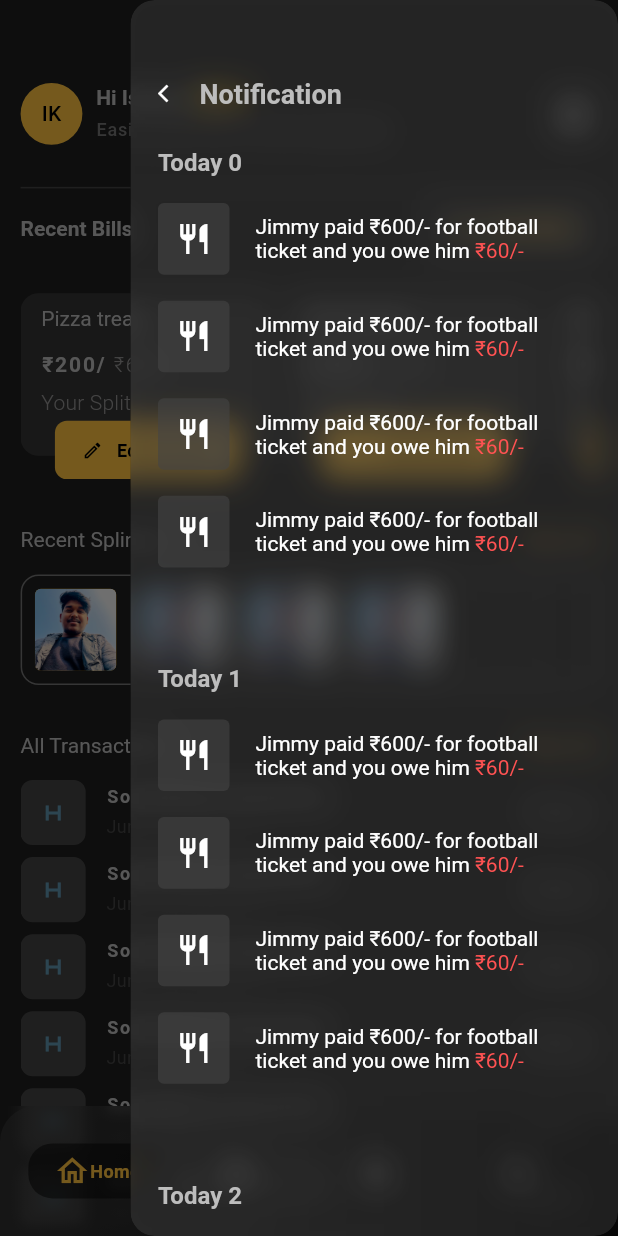
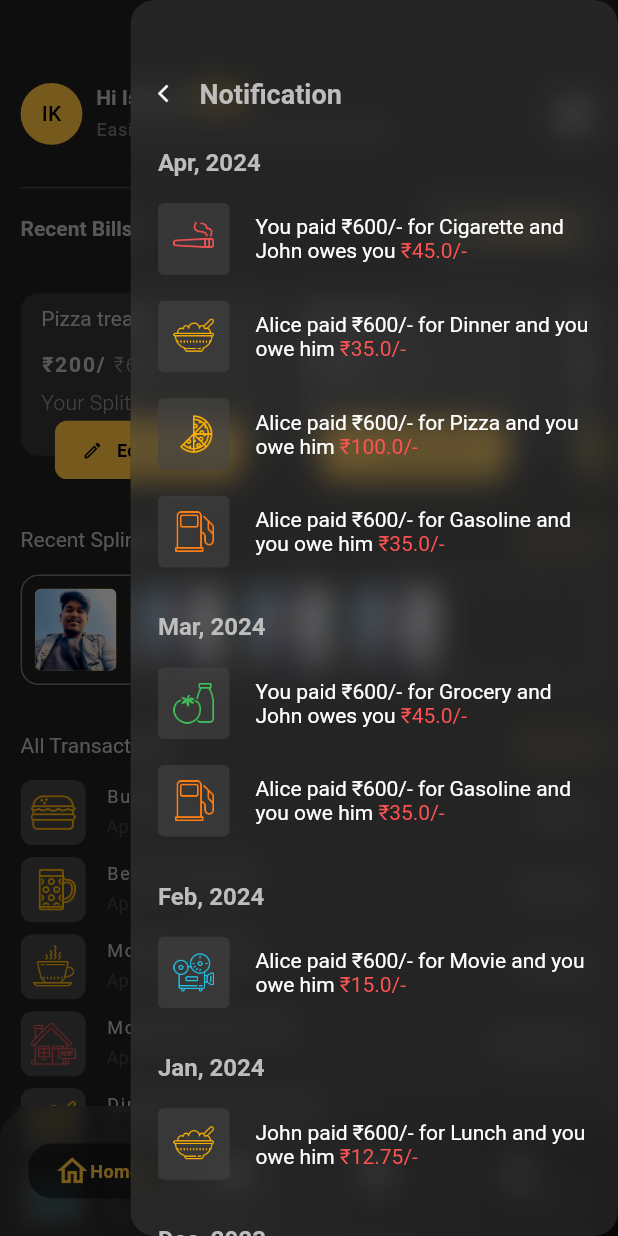
Before and after one commit to NextIshwar/fairshare, a Flutter app: the Home screen opened by its route, after a tap on the "notifications" icon, on a phone screen of 412 x 824 dp. Run offline on Flutter 3.47's test engine with Material 3 defaults, Android fonts, the phone set to English and light mode, and no system bars.

Commit message:
added mock data for home page all transactions and notification

```diff
--- a/fairshare/lib/common/widgets/custom_icon.dart
+++ b/fairshare/lib/common/widgets/custom_icon.dart
@@ -1,16 +1,17 @@
 import 'package:flutter/material.dart';
 
 class CustomIcon extends StatelessWidget {
-  final IconData icon;
+  final IconData? icon;
   final double? height, width;
   final void Function() onTap;
-  const CustomIcon({
-    super.key,
-    required this.icon,
-    this.height,
-    this.width,
-    required this.onTap,
-  });
+  final Widget? iconWidget;
+  const CustomIcon(
+      {super.key,
+      this.icon,
+      this.height,
+      this.width,
+      required this.onTap,
+      this.iconWidget});
 
   @override
   Widget build(BuildContext context) {
@@ -23,7 +24,7 @@ class CustomIcon extends StatelessWidget {
         decoration: BoxDecoration(
             color: Theme.of(context).dividerColor.withOpacity(0.6),
             borderRadius: BorderRadius.circular(4)),
-        child: Icon(icon),
+        child: iconWidget ?? Icon(icon),
       ),
     );
   }
--- a/fairshare/lib/friends/friends.dart
+++ b/fairshare/lib/friends/friends.dart
@@ -1,4 +1,7 @@
+import 'dart:math';
+
 import 'package:fairshare/common/constants.dart';
+import 'package:fairshare/common/icon_images.dart';
 import 'package:fairshare/common/widgets/custom_icon.dart';
 import 'package:fairshare/common/widgets/toggle_switch.dart';
 import 'package:fairshare/friends/friends_card.dart';
@@ -133,6 +136,7 @@ class _GroupListState extends State<GroupList> {
 
   @override
   Widget build(BuildContext context) {
+    final rng = Random();
     return Column(
       children: [
         Row(
@@ -189,7 +193,8 @@ class _GroupListState extends State<GroupList> {
                               Row(
                                 children: [
                                   AnimatedContainer(
-                                    duration: const Duration(milliseconds: 500),
+                                      duration:
+                                          const Duration(milliseconds: 500),
                                       height: 62.toMobileHeight,
                                       width: 52.toMobileHeight,
                                       decoration: BoxDecoration(
@@ -197,11 +202,12 @@ class _GroupListState extends State<GroupList> {
                                         color: Theme.of(context).dividerColor,
                                       ),
                                       alignment: Alignment.center,
-                                    child: const Icon(
-                                      Icons.h_mobiledata,
-                                      color: Color.fromARGB(255, 96, 150, 177),
-                                    ),
-                                  ),
+                                      child: Image.asset(
+                                        IconImages.images[rng
+                                            .nextInt(IconImages.images.length)],
+                                        height: 40,
+                                        width: 40,
+                                      )),
                                   SizedBox(
                                     width: 8.toMobileWidth,
                                   ),
--- /dev/null
+++ b/fairshare/lib/home/model/all_transaction_model.dart
@@ -0,0 +1,149 @@
+import 'package:fairshare/common/icon_images.dart';
+
+class AllTransactionModel {
+  List<Transactions>? allTransactions;
+
+  AllTransactionModel({this.allTransactions});
+
+  AllTransactionModel.fromJson(Map<String, dynamic> json) {
+    if (json['allTransactions'] != null) {
+      allTransactions = <Transactions>[];
+      json['allTransactions'].forEach((v) {
+        allTransactions!.add(Transactions.fromJson(v));
+      });
+    }
+  }
+}
+
+class Transactions {
+  String? transactionMessage;
+  String? dateTime;
+  double? amount;
+  String? picture;
+
+  Transactions(
+      {this.transactionMessage, this.dateTime, this.amount, this.picture});
+
+  Transactions.fromJson(Map<String, dynamic> json) {
+    transactionMessage = json['transactionMessage'];
+    dateTime = json['dateTime'];
+    amount = json['amount'];
+    picture = json['picture'];
+  }
+
+  Map<String, dynamic> toJson() {
+    final Map<String, dynamic> data = {};
+    data['transactionMessage'] = transactionMessage;
+    data['dateTime'] = dateTime;
+    data['amount'] = amount;
+    data['picture'] = picture;
+    return data;
+  }
+}
+
+Map<String, dynamic> dummyallTransactions = {
+  "allTransactions": [
+    {
+      "transactionMessage": "Burger",
+      "dateTime": "2024-04-04T12:15:00",
+      "amount": 8.50,
+      "picture": IconImages.burger
+    },
+    {
+      "transactionMessage": "Beer at the pub",
+      "dateTime": "2024-04-03T20:00:00",
+      "amount": 6.75,
+      "picture": IconImages.beerMug
+    },
+    {
+      "transactionMessage": "Morning coffee",
+      "dateTime": "2024-04-02T08:30:00",
+      "amount": 3.25,
+      "picture": IconImages.coffee
+    },
+    {
+      "transactionMessage": "Monthly house rent",
+      "dateTime": "2024-04-01T00:00:00",
+      "amount": 1200.00,
+      "picture": IconImages.houseRent
+    },
+    {
+      "transactionMessage": "Dinner at a restaurant",
+      "dateTime": "2024-03-30T19:00:00",
+      "amount": 45.00,
+      "picture": IconImages.meal
+    },
+    {
+      "transactionMessage": "Movie tickets",
+      "dateTime": "2024-03-29T15:30:00",
+      "amount": 25.50,
+      "picture": IconImages.movie
+    },
+    {
+      "transactionMessage": "Swimming pool entry fee",
+      "dateTime": "2024-03-28T13:00:00",
+      "amount": 10.00,
+      "picture": IconImages.swimming
+    },
+    {
+      "transactionMessage": "Concert tickets",
+      "dateTime": "2024-03-27T17:00:00",
+      "amount": 60.00,
+      "picture": IconImages.tickets
+    },
+    {
+      "transactionMessage": "Beach vacation expenses",
+      "dateTime": "2024-03-26T11:00:00",
+      "amount": 150.00,
+      "picture": IconImages.beach
+    },
+    {
+      "transactionMessage": "Monthly utility bill",
+      "dateTime": "2024-03-25T00:00:00",
+      "amount": 85.00,
+      "picture": IconImages.bill
+    },
+    {
+      "transactionMessage": "WiFi subscription",
+      "dateTime": "2024-03-24T10:30:00",
+      "amount": 30.00,
+      "picture": IconImages.wifi
+    },
+    {
+      "transactionMessage": "Noodles for dinner",
+      "dateTime": "2024-03-23T20:00:00",
+      "amount": 9.50,
+      "picture": IconImages.noodles
+    },
+    {
+      "transactionMessage": "Pizza delivery",
+      "dateTime": "2024-03-22T19:00:00",
+      "amount": 12.99,
+      "picture": IconImages.pizza
+    },
+    {
+      "transactionMessage": "Weekly grocery shopping",
+      "dateTime": "2024-03-21T16:00:00",
+      "amount": 65.00,
+      "picture": IconImages.grocery
+    },
+    {
+      "transactionMessage": "Cigarette pack",
+      "dateTime": "2024-03-20T08:00:00",
+      "amount": 7.50,
+      "picture": IconImages.cigarette
+    },
+    {
+      "transactionMessage": "Clothing shopping",
+      "dateTime": "2024-03-19T14:30:00",
+      "amount": 120.00,
+      "picture": IconImages.shopping
+    },
+    {
+      "transactionMessage": "Petrol refill",
+      "dateTime": "2024-03-18T13:45:00",
+      "amount": 45.00,
+      "picture": IconImages.petrol
+    }
+  ]
+};
--- /dev/null
+++ b/fairshare/lib/home/model/notification_model.dart
@@ -0,0 +1,227 @@
+import 'package:fairshare/common/icon_images.dart';
+
+class AllNotification {
+  List<Notification>? notification;
+
+  AllNotification({this.notification});
+
+  AllNotification.fromJson(Map<String, dynamic> json) {
+    if (json['notification'] != null) {
+      notification = <Notification>[];
+      json['notification'].forEach((v) {
+        notification!.add(Notification.fromJson(v));
+      });
+    }
+  }
+
+  Map<String, dynamic> toJson() {
+    final Map<String, dynamic> data = {};
+    if (notification != null) {
+      data['notification'] = notification!.map((v) => v.toJson()).toList();
+    }
+    return data;
+  }
+}
+
+class Notification {
+  String? dateTime;
+  List<AllTransactions>? allTransactions;
+
+  Notification({this.dateTime, this.allTransactions});
+
+  Notification.fromJson(Map<String, dynamic> json) {
+    dateTime = json['dateTime'];
+    if (json['allTransactions'] != null) {
+      allTransactions = <AllTransactions>[];
+      json['allTransactions'].forEach((v) {
+        allTransactions!.add(AllTransactions.fromJson(v));
+      });
+    }
+  }
+
+  Map<String, dynamic> toJson() {
+    final Map<String, dynamic> data = {};
+    data['dateTime'] = dateTime;
+    if (allTransactions != null) {
+      data['allTransactions'] =
+          allTransactions!.map((v) => v.toJson()).toList();
+    }
+    return data;
+  }
+}
+
+class AllTransactions {
+  String? transactionMessage;
+  String? dateTime;
+  double? amount;
+  String? picture;
+  String? whoPaid;
+  String? whoOwe;
+  double? dueAmount;
+
+  AllTransactions({
+    this.transactionMessage,
+    this.dateTime,
+    this.amount,
+    this.picture,
+    this.dueAmount,
+    this.whoOwe,
+    this.whoPaid,
+  });
+
+  AllTransactions.fromJson(Map<String, dynamic> json) {
+    transactionMessage = json['notificationMessage'];
+    dateTime = json['dateTime'];
+    amount = json['amount'];
+    picture = json['picture'];
+    whoPaid = json["whoPaid"];
+    whoOwe = json["whoOwe"];
+    dueAmount = json["dueAmount"];
+  }
+
+  Map<String, dynamic> toJson() {
+    final Map<String, dynamic> data = {};
+    data['notificationMessage'] = transactionMessage;
+    data['dateTime'] = dateTime;
+    data['amount'] = amount;
+    data['picture'] = picture;
+    data["whoPaid"] = whoPaid;
+    data["whoOwe"] = whoOwe;
+    data["dueAmount"] = dueAmount;
+    return data;
+  }
+}
+
+final Map<String, dynamic> dummyNotificationList = {
+  "notification": [
+    {
+      "dateTime": "2024-04-10T10:00:00",
+      "allTransactions": [
+        {
+          "notificationMessage": "Cigarette",
+          "dateTime": "2024-04-10T10:00:00",
+          "amount": 45.0,
+          "picture": IconImages.cigarette,
+          "whoPaid": "You",
+          "whoOwe": "John",
+          "dueAmount": 45.0
+        },
+        {
+          "notificationMessage": "Dinner",
+          "dateTime": "2024-04-10T10:20:00",
+          "amount": 35.0,
+          "picture": IconImages.meal,
+          "whoPaid": "Alice",
+          "whoOwe": "you",
+          "dueAmount": 35.0
+        },
+        {
+          "notificationMessage": "Pizza",
+          "dateTime": "2024-04-10T10:30:00",
+          "amount": 350.0,
+          "picture": IconImages.pizza,
+          "whoPaid": "Alice",
+          "whoOwe": "you",
+          "dueAmount": 100.0
+        },
+        {
+          "notificationMessage": "Gasoline",
+          "dateTime": "2024-04-10T10:40:00",
+          "amount": 35.0,
+          "picture": IconImages.petrol,
+          "whoPaid": "Alice",
+          "whoOwe": "you",
+          "dueAmount": 35.0
+        }
+      ]
+    },
+    {
+      "dateTime": "2024-03-08T10:00:00",
+      "allTransactions": [
+        {
+          "notificationMessage": "Grocery",
+          "dateTime": "2024-04-08T09:00:00",
+          "amount": 45.0,
+          "picture": IconImages.grocery,
+          "whoPaid": "You",
+          "whoOwe": "John",
+          "dueAmount": 45.0
+        },
+        {
+          "notificationMessage": "Gasoline",
+          "dateTime": "2024-04-08T10:30:00",
+          "amount": 35.0,
+          "picture": IconImages.petrol,
+          "whoPaid": "Alice",
+          "whoOwe": "you",
+          "dueAmount": 35.0
+        }
+      ]
+    },
+    {
+      "dateTime": "2024-02-07T21:00:00",
+      "allTransactions": [
+        {
+          "notificationMessage": "Movie",
+          "dateTime": "2024-04-07T18:00:00",
+          "amount": 15.0,
+          "picture": IconImages.movie,
+          "whoPaid": "Alice",
+          "whoOwe": "you",
+          "dueAmount": 15.0
+        }
+      ]
+    },
+    {
+      "dateTime": "2024-01-06T15:20:00",
+      "allTransactions": [
+        {
+          "notificationMessage": "Lunch",
+          "dateTime": "2024-04-06T12:30:00",
+          "amount": 12.75,
+          "picture": IconImages.meal,
+          "whoPaid": "John",
+          "whoOwe": "you",
+          "dueAmount": 12.75
+        }
+      ]
+    },
+    {
+      "dateTime": "2023-12-05T08:45:00",
+      "allTransactions": [
+        {
+          "notificationMessage": "Coffee",
+          "dateTime": "2024-04-05T08:00:00",
+          "amount": 3.25,
+          "picture": IconImages.coffee,
+          "whoPaid": "You",
+          "whoOwe": "Bob",
+          "dueAmount": 3.25
+        },
+        {
+          "notificationMessage": "Croissant",
+          "dateTime": "2024-04-05T09:30:00",
+          "amount": 2.75,
+          "picture": IconImages.meal,
+          "whoPaid": "You",
+          "whoOwe": "John",
+          "dueAmount": 2.75
+        }
+      ]
+    },
+    {
+      "dateTime": "2023-11-04T18:30:00",
+      "allTransactions": [
+        {
+          "notificationMessage": "Burger",
+          "dateTime": "2024-04-04T12:15:00",
+          "amount": 8.5,
+          "picture": IconImages.burger,
+          "whoPaid": "John",
+          "whoOwe": "you",
+          "dueAmount": 4.25
+        }
+      ]
+    }
+  ]
+};
--- a/fairshare/lib/home/widgets/all_transactions.dart
+++ b/fairshare/lib/home/widgets/all_transactions.dart
@@ -1,4 +1,5 @@
 import 'package:fairshare/common/constants.dart';
+import 'package:fairshare/home/model/all_transaction_model.dart';
 import 'package:fairshare/services/size_config.dart';
 import 'package:flutter/material.dart';
 
@@ -8,6 +9,8 @@ class AllTransactions extends StatelessWidget {
 
   @override
   Widget build(BuildContext context) {
+    final allTransactions =
+        AllTransactionModel.fromJson(dummyallTransactions).allTransactions;
     return SizedBox(
       width: SizeConfig.screenWidth,
       height: SizeConfig.screenHeight * 0.4,
@@ -44,15 +47,17 @@ class AllTransactions extends StatelessWidget {
               child: ListView.builder(
                 physics: const BouncingScrollPhysics(
                     parent: AlwaysScrollableScrollPhysics()),
-                itemCount: 40,
+                itemCount: allTransactions?.length ?? 0,
                 itemBuilder: (context, index) => AnimatedContainer(
                   curve: Curves.easeOut,
                   duration: Duration(milliseconds: 200 + (index * 200)),
                   transform: Matrix4.translationValues(
                       startAnimation ? 0 : SizeConfig.screenWidth - 48, 0, 0),
-                  child: const Padding(
-                    padding: EdgeInsets.only(bottom: 8.0),
-                    child: TransactionCard(),
+                  child: Padding(
+                    padding: const EdgeInsets.only(bottom: 8.0),
+                    child: TransactionCard(
+                      transactions: allTransactions![index],
+                    ),
                   ),
                 ),
               ),
@@ -65,7 +70,8 @@ class AllTransactions extends StatelessWidget {
 }
 
 class TransactionCard extends StatelessWidget {
-  const TransactionCard({super.key});
+  final Transactions transactions;
+  const TransactionCard({super.key, required this.transactions});
 
   @override
   Widget build(BuildContext context) {
@@ -82,9 +88,10 @@ class TransactionCard extends StatelessWidget {
                 color: Theme.of(context).dividerColor,
               ),
               alignment: Alignment.center,
-              child: const Icon(
-                Icons.h_mobiledata,
-                color: Color.fromARGB(255, 96, 150, 177),
+              child: Image.asset(
+                transactions.picture!,
+                height: 30,
+                width: 30,
               ),
             ),
             SizedBox(
@@ -94,17 +101,17 @@ class TransactionCard extends StatelessWidget {
               crossAxisAlignment: CrossAxisAlignment.start,
               children: [
                 Text(
-                  'Something transaction',
+                  transactions.transactionMessage ?? '',
                   style: Theme.of(context).textTheme.displayMedium!.copyWith(
                       fontSize: 12,
-                      fontWeight: FontWeight.w600,
+                      fontWeight: FontWeight.normal,
                       letterSpacing: 1.2),
                 ),
                 SizedBox(
                   height: 4.toMobileHeight,
                 ),
                 Text(
-                  'Jun 07 | 01:30 PM',
+                  formatDateTime(transactions.dateTime ?? ''),
                   style: TextStyle(
                       color: Theme.of(context).dividerColor,
                       fontSize: 12,
@@ -115,7 +122,7 @@ class TransactionCard extends StatelessWidget {
           ],
         ),
         Text(
-          '${Constants.rs}600/-',
+          '${Constants.rs}${transactions.amount}/-',
           style: Theme.of(context)
               .textTheme
               .displayMedium!
@@ -125,3 +132,69 @@ class TransactionCard extends StatelessWidget {
     );
   }
 }
+
+String formatDateTime(String dateTimeString) {
+  // Parse the given datetime string
+  DateTime dateTime = DateTime.parse(dateTimeString);
+
+  // Format the date part
+  String formattedDate =
+      '${_getMonth(dateTime.month)} ${dateTime.day.toString().padLeft(2, '0')}';
+
+  // Format the time part
+  String formattedTime =
+      '${_get12Hour(dateTime.hour)}:${dateTime.minute.toString().padLeft(2, '0')} ${_getAMPM(dateTime.hour)}';
+
+  // Return formatted datetime
+  return '$formattedDate | $formattedTime';
+}
+
+// Function to get month abbreviation
+String _getMonth(int month) {
+  switch (month) {
+    case 1:
+      return 'Jan';
+    case 2:
+      return 'Feb';
+    case 3:
+      return 'Mar';
+    case 4:
+      return 'Apr';
+    case 5:
+      return 'May';
+    case 6:
+      return 'Jun';
+    case 7:
+      return 'Jul';
+    case 8:
+      return 'Aug';
+    case 9:
+      return 'Sep';
+    case 10:
+      return 'Oct';
+    case 11:
+      return 'Nov';
+    case 12:
+      return 'Dec';
+    default:
+      return '';
+  }
+}
+
+// Function to get 12-hour format
+int _get12Hour(int hour) {
+  return hour > 12 ? hour - 12 : hour;
+}
+
+// Function to get AM or PM
+String _getAMPM(int hour) {
+  return hour >= 12 ? 'PM' : 'AM';
+}
+
+String formatDateToMonthYear(String dateTimeString) {
+  DateTime dateTime = DateTime.parse(dateTimeString);
+
+  // Format the date part
+  String formattedDate = '${_getMonth(dateTime.month)}, ${dateTime.year}';
+  return formattedDate;
+}
--- a/fairshare/lib/home/widgets/notification_end_drawer.dart
+++ b/fairshare/lib/home/widgets/notification_end_drawer.dart
@@ -1,6 +1,8 @@
 import 'package:fairshare/common/constants.dart';
 import 'package:fairshare/common/widgets/custom_icon.dart';
 import 'package:fairshare/common/widgets/glassmorphic_wrapper.dart';
+import 'package:fairshare/home/model/notification_model.dart';
+import 'package:fairshare/home/widgets/all_transactions.dart';
 import 'package:fairshare/services/size_config.dart';
 import 'package:flutter/material.dart';
 
@@ -10,6 +12,8 @@ class NotificationEndDrawer extends StatelessWidget {
 
   @override
   Widget build(BuildContext context) {
+    final notificationData =
+        AllNotification.fromJson(dummyNotificationList).notification;
     return GlassmorphicWrapper(
       borderRadius: 16,
       blurSigmaX: 10,
@@ -61,19 +65,23 @@ class NotificationEndDrawer extends StatelessWidget {
                   physics: const BouncingScrollPhysics(
                     parent: AlwaysScrollableScrollPhysics(),
                   ),
-                  itemCount: 4,
+                  itemCount: notificationData!.length,
                   itemBuilder: (context, index) => Column(
                     crossAxisAlignment: CrossAxisAlignment.start,
                     children: [
                       Text(
-                        'Today $index',
+                        formatDateToMonthYear(
+                            notificationData[index].dateTime!),
                         style: Theme.of(context)
                             .textTheme
                             .displayMedium!
                             .copyWith(fontSize: 16),
                       ),
-                      SizedBox(
-                        height: 300.toMobileHeight,
+                      Container(
+                        margin: EdgeInsets.only(bottom: 28.toMobileHeight),
+                        height: (60 *
+                                notificationData[index].allTransactions!.length)
+                            .toMobileHeight,
                         child: MediaQuery.removePadding(
                           removeTop: true,
                           context: context,
@@ -81,15 +89,24 @@ class NotificationEndDrawer extends StatelessWidget {
                             physics: const BouncingScrollPhysics(
                               parent: NeverScrollableScrollPhysics(),
                             ),
-                            itemCount: 4,
-                            itemBuilder: (context, index) => Padding(
-                              padding: EdgeInsets.only(top: 16.toMobileHeight),
+                            itemCount:
+                                notificationData[index].allTransactions!.length,
+                            itemBuilder: (context, ind) {
+                              final transactionData =
+                                  notificationData[index].allTransactions![ind];
+                              return Padding(
+                                padding:
+                                    EdgeInsets.only(top: 16.toMobileHeight),
                                 child: Row(
                                   children: [
                                     CustomIcon(
                                       height: 44.toMobileHeight,
                                       width: 44.toMobileHeight,
-                                    icon: Icons.restaurant_outlined,
+                                      iconWidget: Image.asset(
+                                        transactionData.picture!,
+                                        height: 25.toMobileHeight,
+                                        width: 25.toMobileHeight,
+                                      ),
                                       onTap: () {},
                                     ),
                                     SizedBox(
@@ -97,25 +114,28 @@ class NotificationEndDrawer extends StatelessWidget {
                                     ),
                                     Flexible(
                                       child: RichText(
-                                      text: const TextSpan(
+                                        text: TextSpan(
                                           text:
-                                            'Jimmy paid ${Constants.rs}600/- for football ticket and you owe him ',
-                                        style: TextStyle(
+                                              '${transactionData.whoPaid} paid ${Constants.rs}600/- for ${transactionData.transactionMessage} and ${transactionData.whoOwe} ${transactionData.whoPaid == 'You' ? 'owes you' : 'owe him'} ',
+                                          style: const TextStyle(
                                               fontWeight: FontWeight.normal),
                                           children: [
                                             TextSpan(
-                                              text: '${Constants.rs}60/-',
-                                              style: TextStyle(
+                                              text:
+                                                  '${Constants.rs}${transactionData.dueAmount}/-',
+                                              style: const TextStyle(
                                                 color: Colors.redAccent,
-                                                  fontWeight:
-                                                      FontWeight.normal))
+                                                fontWeight: FontWeight.normal,
+                                              ),
+                                            )
                                           ],
                                         ),
                                       ),
                                     )
                                   ],
                                 ),
-                            ),
+                              );
+                            },
                           ),
                         ),
                       )
--- a/fairshare/pubspec.yaml
+++ b/fairshare/pubspec.yaml
@@ -56,6 +56,7 @@ dev_dependencies:
 flutter:
   assets:
     - lib/assets/images/
+    - lib/assets/icon_images/
 
   # The following line ensures that the Material Icons font is
   # included with your application, so that you can use the icons in
```
Also changed, not shown: fairshare/lib/profile/profile.dart (added). Lines whose indentation alone changed are shown as unchanged.
